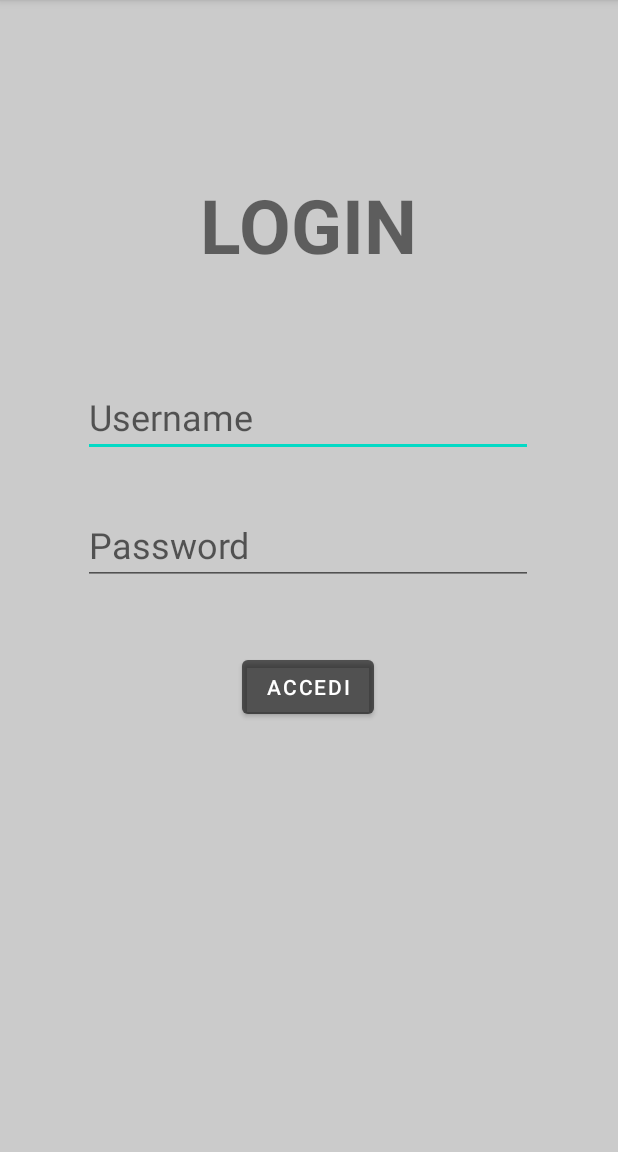
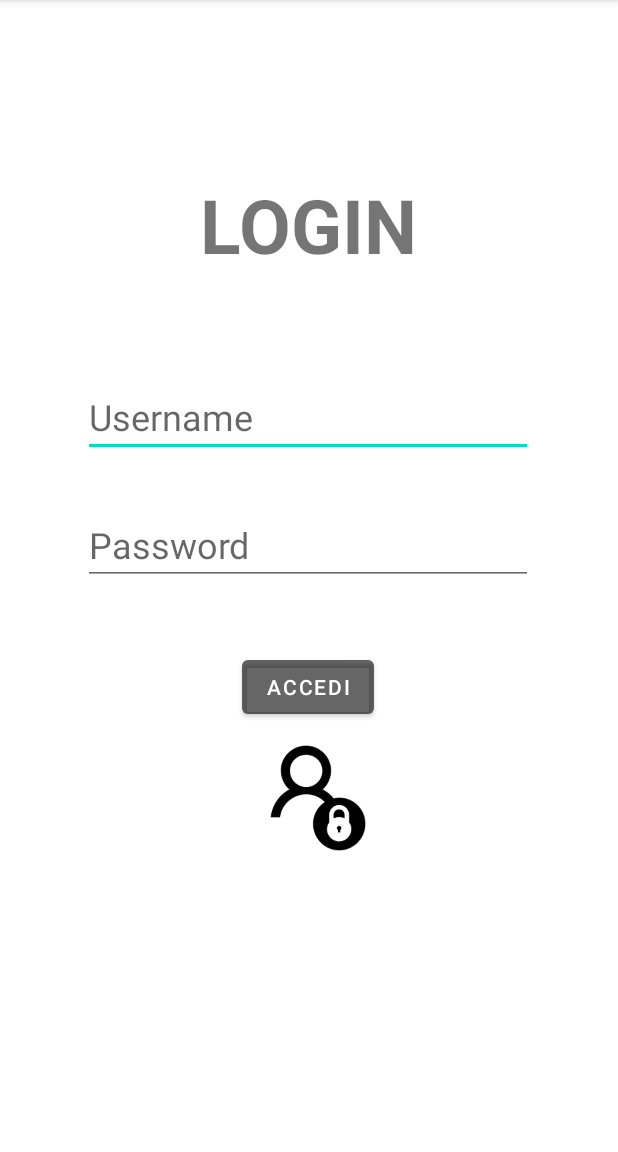
Before and after one commit to marco-carioti/LoginModis, an Android app: the screen it shows after launch (MainActivity), on a phone screen of 412 x 824 dp, the part 84-1236 px from its top. Run offline under Robolectric (Android 15) with nearby library versions, the phone set to English and light mode, and no system bars.

Commit message:
Login completo

```diff
--- a/app/src/main/res/layout/activity_2.xml
+++ b/app/src/main/res/layout/activity_2.xml
@@ -37,7 +37,7 @@
         android:layout_width="wrap_content"
         android:layout_height="wrap_content"
         android:layout_marginTop="84dp"
-        android:layout_marginLeft="10dp"
+        android:layout_marginLeft="15dp"
         android:text="Ciao"
         android:textStyle="bold"
         android:textSize="18dp"
--- a/app/src/main/res/layout/activity_main.xml
+++ b/app/src/main/res/layout/activity_main.xml
@@ -5,7 +5,7 @@
     android:layout_width="match_parent"
     android:layout_height="match_parent"
     tools:context=".MainActivity"
-    android:background="#34000000">
+    android:background="@color/white">
 
     <TextView
         android:id="@+id/login"
@@ -56,4 +56,13 @@
         android:text="Accedi"
         android:backgroundTint="#5E000000"/>
 
+    <ImageView
+        android:layout_width="100dp"
+        android:layout_height="100dp"
+        android:src="@drawable/login"
+        app:layout_constraintEnd_toEndOf="parent"
+        app:layout_constraintHorizontal_bias="0.517"
+        app:layout_constraintStart_toStartOf="parent"
+        app:layout_constraintTop_toBottomOf="@+id/button"></ImageView>
+
 </androidx.constraintlayout.widget.ConstraintLayout>
```
Also changed, not shown: app/src/main/res/drawable-v24/login.png (added).
